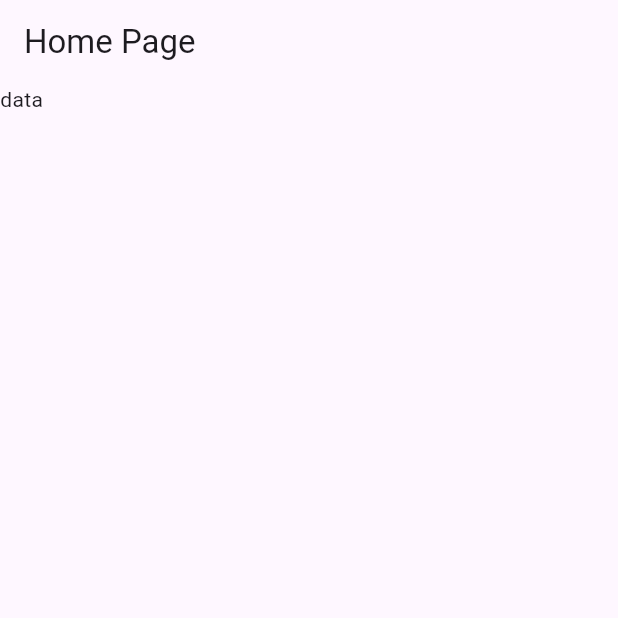
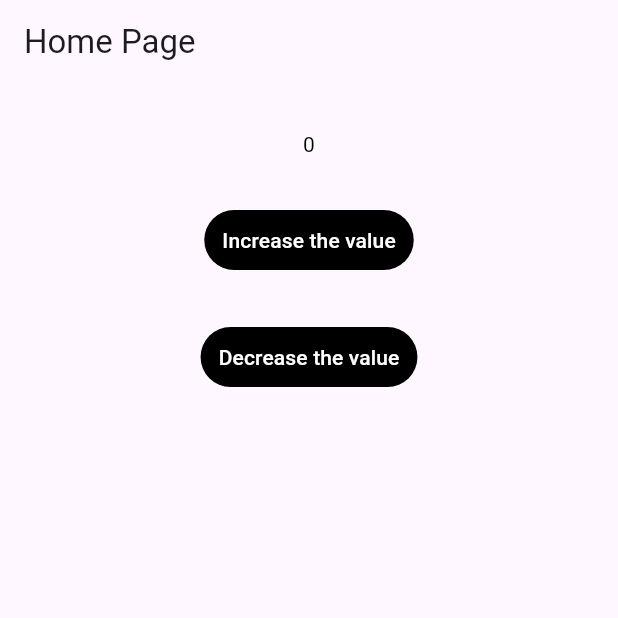
Before and after one commit to sai1505/dartPractice, a Flutter app: the screen it shows after launch, on a phone screen of 412 x 824 dp, the top half of it. Run offline on Flutter 3.47's test engine with Material 3 defaults, Android fonts, the phone set to English and light mode, and no system bars; our stand-ins replace flutter_bloc.

```diff
--- a/lib/main.dart
+++ b/lib/main.dart
@@ -1,6 +1,9 @@
 import 'package:flutter/material.dart';
+import 'package:flutter_bloc/flutter_bloc.dart';
+import 'package:sample/cubit/counter_cubit.dart';
 
 void main() {
+  Bloc.observer = SimpleBlocObserver();
   runApp(const MyApp());
 }
 
@@ -14,7 +17,10 @@ class MyApp extends StatelessWidget {
       theme: ThemeData(
         primarySwatch: Colors.blue,
       ),
-      home: MyHomePage(),
+      home: BlocProvider(
+        create: (_) => CounterCubit(),
+        child: MyHomePage(),
+      ),
     );
   }
 }
@@ -27,13 +33,55 @@ class MyHomePage extends StatefulWidget {
 }
 
 class _MyHomePageState extends State<MyHomePage> {
+  final counterbit = CounterCubit();
+
   @override
   Widget build(BuildContext context) {
     return Scaffold(
       appBar: AppBar(
         title: const Text('Home Page'),
       ),
-      body: Text("data"),
+      body: Center(
+        child: Column(
+          children: [
+            SizedBox(height: 30),
+            BlocBuilder<CounterCubit, int>(
+              bloc: counterbit,
+              builder: (context, state) {
+                return Text(
+                  counterbit.state.toString(),
+                  style: TextStyle(
+                    color: Colors.black,
+                    fontWeight: FontWeight.w400,
+                  ),
+                );
+              },
+            ),
+            SizedBox(height: 30),
+            TextButton(
+              style: ButtonStyle(
+                backgroundColor: MaterialStateProperty.all(Colors.black),
+              ),
+              onPressed: counterbit.increment,
+              child: Text(
+                "Increase the value",
+                style: TextStyle(color: Colors.white),
+              ),
+            ),
+            SizedBox(height: 30),
+            TextButton(
+              style: ButtonStyle(
+                backgroundColor: MaterialStateProperty.all(Colors.black),
+              ),
+              onPressed: counterbit.decrement,
+              child: Text(
+                "Decrease the value",
+                style: TextStyle(color: Colors.white),
+              ),
+            ),
+          ],
+        ),
+      ),
     );
   }
 }
--- a/pubspec.yaml
+++ b/pubspec.yaml
@@ -82,10 +82,7 @@ flutter:
   # "family" key with the font family name, and a "fonts" key with a
   # list giving the asset and other descriptors for the font. For
   # example:
-  fonts:
-     - family: Inter
-       fonts:
-         - asset: lib\fonts\Inter-VariableFont_opsz,wght.ttf
+  # fonts:
   #   - family: Trajan Pro
   #     fonts:
   #       - asset: fonts/TrajanPro.ttf
```
Also changed, not shown: lib/cubit/counter_cubit.dart (added, +32 -0 lines).
